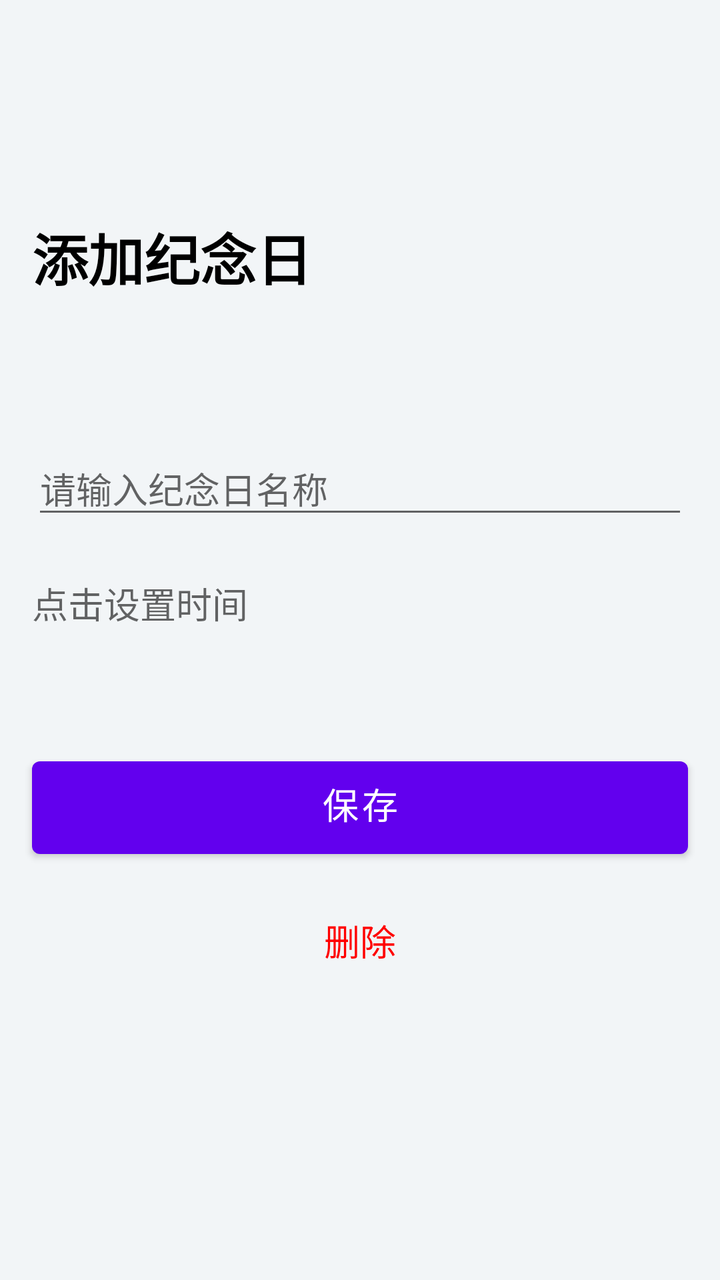
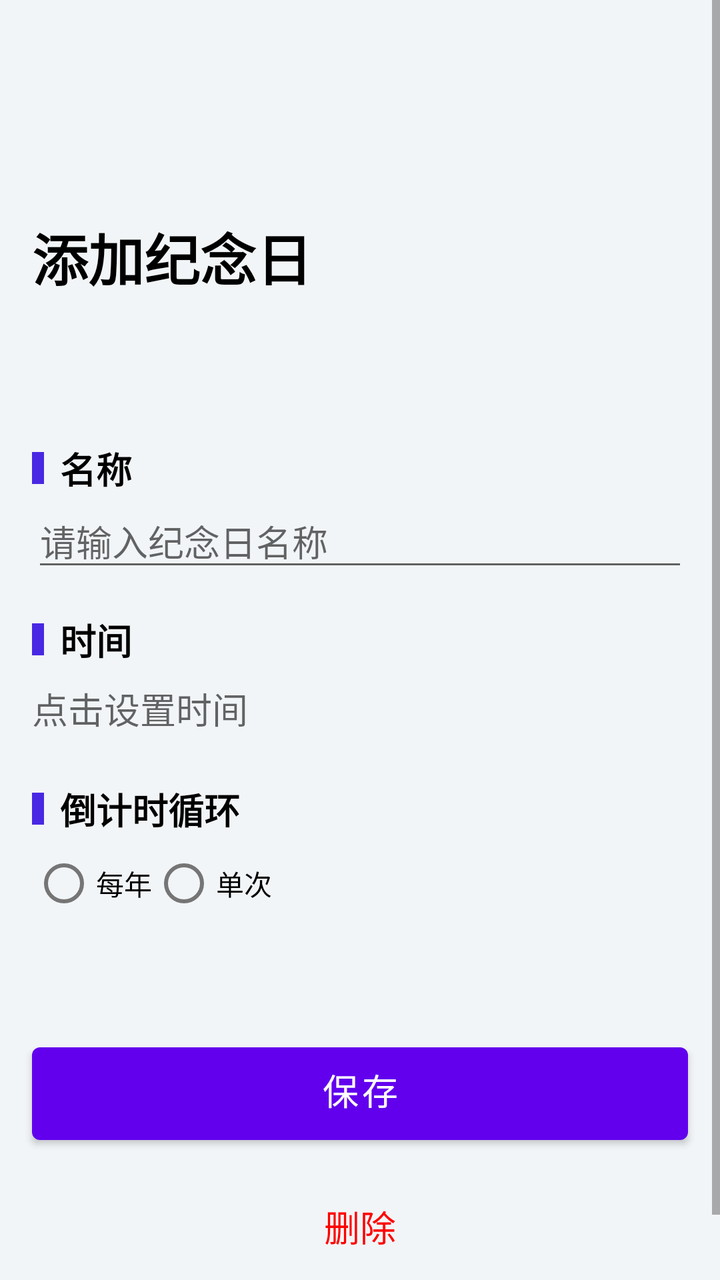

Two renders of the same Android screen: before a commit and after it. Below are the layout's source before the change and the commit's diff.
<!-- AndroidManifest.xml: application theme Theme.MemorialDay -->
<!-- res/layout/activity_add_edit_memorial_day.xml -->
<?xml version="1.0" encoding="utf-8"?>
<ScrollView xmlns:android="http://schemas.android.com/apk/res/android"
    android:layout_width="match_parent"
    android:background="#F2F5F7"
    android:layout_height="match_parent">

    <androidx.appcompat.widget.LinearLayoutCompat
        android:layout_width="match_parent"
        android:layout_height="wrap_content"
        android:orientation="vertical"
        android:paddingBottom="36dp">

        <androidx.appcompat.widget.Toolbar
            android:id="@+id/toolbar"
            android:layout_width="match_parent"
            android:layout_height="wrap_content"/>

        <TextView
            android:layout_marginTop="52dp"
            android:id="@+id/pageTitle"
            android:layout_width="match_parent"
            android:layout_height="wrap_content"
            android:layout_marginStart="16dp"
            android:layout_marginEnd="16dp"
            android:text="添加纪念日"
            android:textColor="@color/black"
            android:textSize="28sp"
            android:textStyle="bold" />

        <EditText
            android:id="@+id/title"
            android:layout_width="match_parent"
            android:layout_height="wrap_content"
            android:layout_marginStart="16dp"
            android:layout_marginTop="72dp"
            android:layout_marginEnd="16dp"
            android:hint="请输入纪念日名称"
            android:textSize="18sp" />

        <TextView
            android:id="@+id/time"
            android:layout_width="match_parent"
            android:layout_height="wrap_content"
            android:layout_marginStart="16dp"
            android:layout_marginTop="16dp"
            android:editable="false"
            android:layout_marginEnd="16dp"
            android:hint="点击设置时间"
            android:paddingTop="8dp"
            android:paddingBottom="8dp"
            android:textSize="18sp" />

        <Button
            android:id="@+id/save"
            android:layout_width="match_parent"
            android:layout_height="wrap_content"
            android:layout_marginStart="16dp"
            android:layout_marginTop="52dp"
            android:layout_marginEnd="16dp"
            android:paddingTop="8dp"
            android:paddingBottom="12dp"
            android:text="保存"
            android:textSize="18sp" />

        <TextView
            android:id="@+id/delete"
            android:layout_width="match_parent"
            android:layout_height="wrap_content"
            android:layout_marginStart="16dp"
            android:layout_marginTop="16dp"
            android:layout_marginEnd="16dp"
            android:paddingTop="8dp"
            android:textAlignment="center"
            android:paddingBottom="12dp"
            android:textColor="#FF0000"
            android:text="删除"
            android:textSize="18sp" />

    </androidx.appcompat.widget.LinearLayoutCompat>

</ScrollView>
<!-- resources referenced by this layout -->
<resources>
  <color name="black">#FF000000</color>
  <style name="Theme.MemorialDay" parent="Theme.MaterialComponents.Light.NoActionBar">
          <item name="colorPrimaryDark">#F2F5F7</item>
          <item name="android:windowLightStatusBar">false</item>
      </style>
</resources>

<!-- the commit's change to res/layout/activity_add_edit_memorial_day.xml (unified diff, before → after) -->
@@ -27,28 +27,90 @@
             android:textSize="28sp"
             android:textStyle="bold" />
 
+        <TextView
+            android:text="名称"
+            android:drawableStart="@drawable/indicator_add_edit_memorial_day"
+            android:drawablePadding="8dp"
+            android:layout_marginStart="16dp"
+            android:layout_marginEnd="16dp"
+            android:layout_marginTop="72dp"
+            android:textStyle="bold"
+            android:textSize="18sp"
+            android:textColor="@color/black"
+            android:layout_width="match_parent"
+            android:layout_height="wrap_content"/>
+
         <EditText
             android:id="@+id/title"
             android:layout_width="match_parent"
             android:layout_height="wrap_content"
             android:layout_marginStart="16dp"
-            android:layout_marginTop="72dp"
             android:layout_marginEnd="16dp"
             android:hint="请输入纪念日名称"
             android:textSize="18sp" />
+
+
+        <TextView
+            android:text="时间"
+            android:drawableStart="@drawable/indicator_add_edit_memorial_day"
+            android:drawablePadding="8dp"
+            android:layout_marginStart="16dp"
+            android:layout_marginEnd="16dp"
+            android:layout_marginTop="16dp"
+            android:textStyle="bold"
+            android:textSize="18sp"
+            android:textColor="@color/black"
+            android:layout_width="match_parent"
+            android:layout_height="wrap_content"/>
 
         <TextView
             android:id="@+id/time"
             android:layout_width="match_parent"
             android:layout_height="wrap_content"
             android:layout_marginStart="16dp"
-            android:layout_marginTop="16dp"
+            android:layout_marginTop="0dp"
             android:editable="false"
             android:layout_marginEnd="16dp"
             android:hint="点击设置时间"
             android:paddingTop="8dp"
             android:paddingBottom="8dp"
             android:textSize="18sp" />
+
+
+        <TextView
+            android:text="倒计时循环"
+            android:drawableStart="@drawable/indicator_add_edit_memorial_day"
+            android:drawablePadding="8dp"
+            android:layout_marginStart="16dp"
+            android:layout_marginEnd="16dp"
+            android:layout_marginTop="16dp"
+            android:textStyle="bold"
+            android:textSize="18sp"
+            android:textColor="@color/black"
+            android:layout_width="match_parent"
+            android:layout_height="wrap_content"/>
+
+        <RadioGroup
+            android:orientation="horizontal"
+            android:layout_marginStart="16dp"
+            android:layout_marginEnd="16dp"
+            android:id="@+id/loopGroup"
+            android:layout_width="match_parent"
+            android:layout_height="wrap_content">
+
+            <RadioButton
+                android:id="@+id/loopYearly"
+                android:text="每年"
+                android:layout_width="wrap_content"
+                android:layout_height="wrap_content"/>
+
+            <RadioButton
+                android:id="@+id/loopOnce"
+                android:text="单次"
+                android:layout_width="wrap_content"
+                android:layout_height="wrap_content"/>
+
+        </RadioGroup>
 
         <Button
             android:id="@+id/save"
<!-- resource entries referenced after the edit -->
@@ -1,6 +1,14 @@
 <!-- resources referenced by this layout -->
 <resources>
   <color name="black">#FF000000</color>
+  <!-- drawable indicator_add_edit_memorial_day (drawable) -->
+  <?xml version="1.0" encoding="utf-8"?>
+  <shape android:shape="rectangle" xmlns:android="http://schemas.android.com/apk/res/android">
+  
+      <solid android:color="#4928e3"/>
+      <size android:width="6dp" android:height="16dp"/>
+  
+  </shape>
   <style name="Theme.MemorialDay" parent="Theme.MaterialComponents.Light.NoActionBar">
           <item name="colorPrimaryDark">#F2F5F7</item>
           <item name="android:windowLightStatusBar">false</item>
